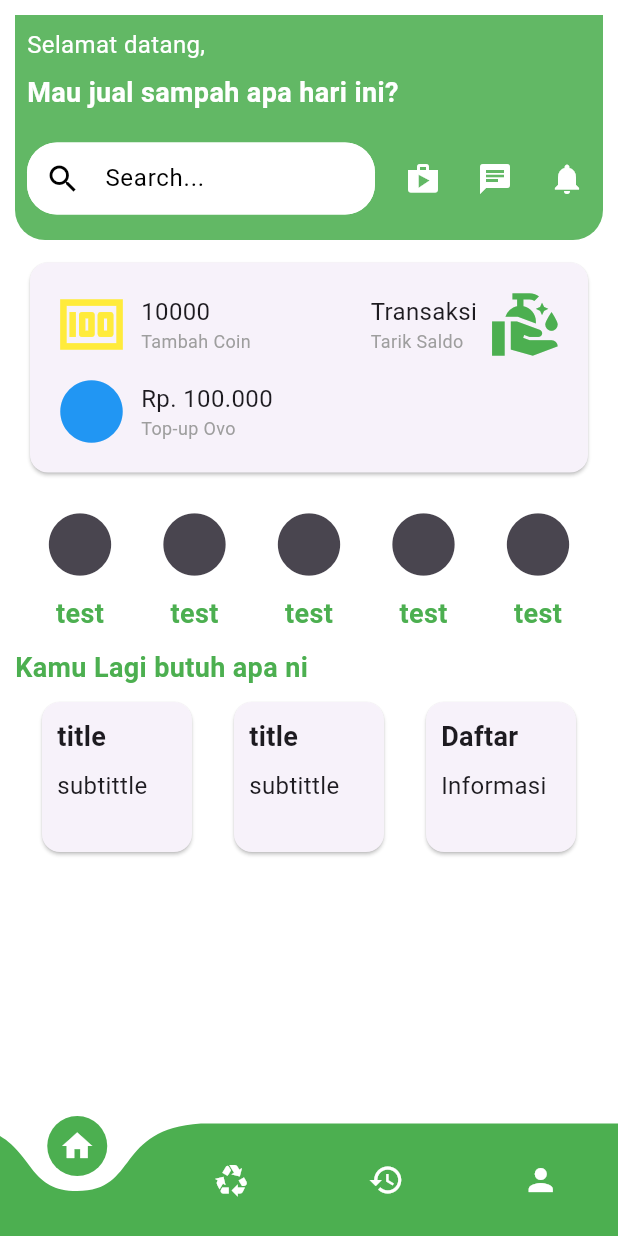
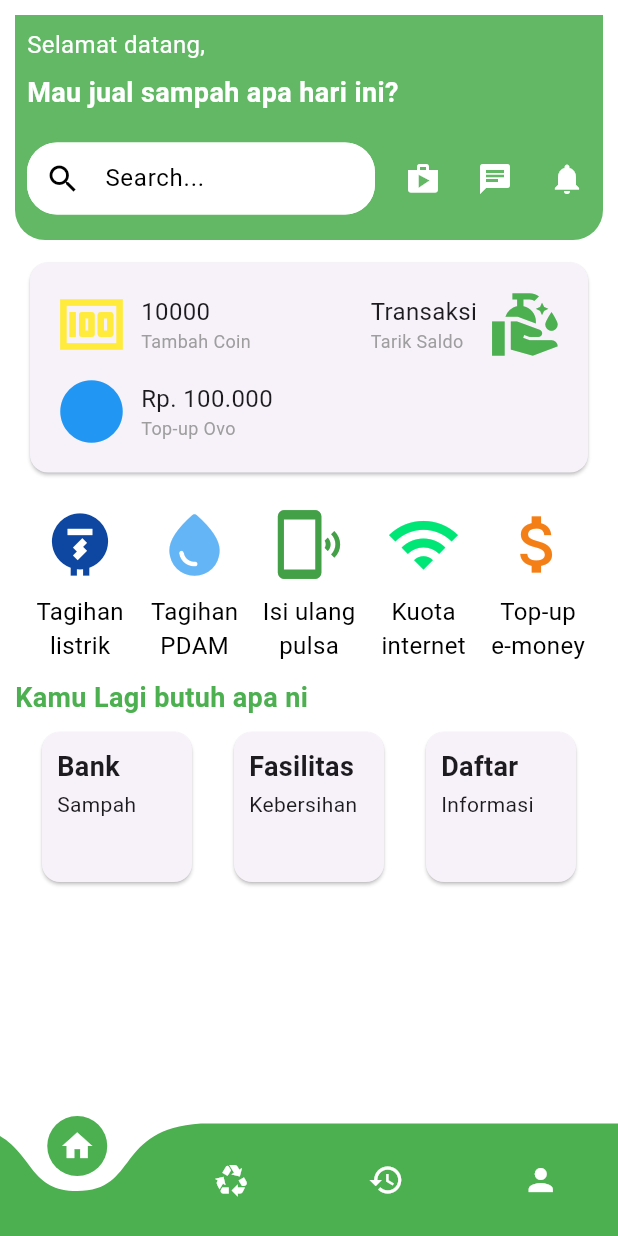
Before and after one commit to rafinas2133/banksampah, a Flutter app: the screen it shows once a user with an empty profile is signed in, on a phone screen of 412 x 824 dp. Run offline on Flutter 3.47's test engine with Material 3 defaults, Android fonts, the phone set to English and light mode, and no system bars; drawn by our look-alikes of curved_navigation_bar; our stand-ins replace cloud_firestore, firebase_auth, firebase_core, flutter_spinkit, image_picker, permission_handler; accounts and stored records are empty.

Commit message:
fix some

```diff
--- a/bank_sampah/lib/screens/home/home.dart
+++ b/bank_sampah/lib/screens/home/home.dart
@@ -207,11 +207,41 @@ class _HomeState extends State<Home> {
                     Row(
                       mainAxisAlignment: MainAxisAlignment.spaceEvenly,
                       children: [
-                        IconButtonSub(text: 'test', onTap: () {}),
-                        IconButtonSub(text: 'test', onTap: () {}),
-                        IconButtonSub(text: 'test', onTap: () {}),
-                        IconButtonSub(text: 'test', onTap: () {}),
-                        IconButtonSub(text: 'test', onTap: () {}),
+                        IconButtonSub(
+                          text: 'Tagihan',
+                          subtext: 'listrik',
+                          onTap: () {},
+                          icon: Icons.electric_meter_sharp,
+                          iconColor: Colors.blue[900],
+                          ),
+                        IconButtonSub(
+                          text: 'Tagihan',
+                          subtext: 'PDAM',
+                          onTap: () {},
+                          icon: Icons.water_drop_rounded,
+                          iconColor: Colors.blue[300]
+                          ),
+                        IconButtonSub(
+                          text: 'Isi ulang',
+                          subtext: 'pulsa',
+                          onTap: () {},
+                          icon: Icons.phonelink_ring,
+                          iconColor: Colors.green[600]
+                          ),
+                        IconButtonSub(
+                          text: 'Kuota',
+                          subtext: 'internet',
+                          onTap: () {},
+                          icon: Icons.wifi,
+                          iconColor: Colors.greenAccent[400]
+                          ),
+                        IconButtonSub(
+                          text: 'Top-up',
+                          subtext: 'e-money',
+                          onTap: () {},
+                          icon: Icons.attach_money_sharp,
+                          iconColor: Colors.yellow[900]
+                          ),
                       ],
                     ),
                     SizedBox(
@@ -230,12 +260,12 @@ class _HomeState extends State<Home> {
                           mainAxisAlignment: MainAxisAlignment.spaceEvenly,
                           children: [
                             CardButton(
-                                title: 'title',
-                                subtitle: 'subtittle',
+                                title: 'Bank',
+                                subtitle: 'Sampah',
                                 onTap: () {}),
                             CardButton(
-                                title: 'title',
-                                subtitle: 'subtittle',
+                                title: 'Fasilitas',
+                                subtitle: 'Kebersihan',
                                 onTap: () {}),
                             CardButton(
                                 title: 'Daftar',
--- a/bank_sampah/lib/screens/home/recycle_page/jsampah.dart
+++ b/bank_sampah/lib/screens/home/recycle_page/jsampah.dart
@@ -11,7 +11,7 @@ class Jsampah extends StatefulWidget {
 class _JsampahState extends State<Jsampah> {
   void selectsampah (String sampah)async{
     Navigator.pop(context, {
-      sampah:'sampah'
+      'sampah': sampah
     });
   }
   @override
--- a/bank_sampah/lib/shared/card_button.dart
+++ b/bank_sampah/lib/shared/card_button.dart
@@ -35,10 +35,10 @@ class _CardButtonState extends State<CardButton> {
                   fontWeight: FontWeight.bold,
                 ),
               ),
-              SizedBox(height: 8.0),
+              SizedBox(height: 2.0),
               Text(
                 widget.subtitle,
-                style: TextStyle(fontSize: 16.0),
+                style: TextStyle(fontSize: 14.0),
               ),
             ],
           ),
--- a/bank_sampah/lib/shared/icon_button_sub.dart
+++ b/bank_sampah/lib/shared/icon_button_sub.dart
@@ -2,8 +2,19 @@ import 'package:flutter/material.dart';
 
 class IconButtonSub extends StatelessWidget {
   final String text;
+  final String subtext;
   final void Function()? onTap;
-  const IconButtonSub({super.key, required this.text, required this.onTap});
+  final IconData icon;
+  final Color? iconColor;
+
+  const IconButtonSub({
+    super.key,
+    required this.text,
+    required this.subtext,
+    required this.onTap,
+    required this.icon,
+    required this.iconColor
+    });
 
   @override
   Widget build(BuildContext context) {
@@ -11,7 +22,8 @@ class IconButtonSub extends StatelessWidget {
       children: [
         IconButton(
         icon: Icon(
-          Icons.circle,
+          icon,
+          color: iconColor,
           size: 50.0,
         ),
         onPressed: onTap,
@@ -19,9 +31,17 @@ class IconButtonSub extends StatelessWidget {
       Text(
         '$text',
         style: TextStyle(
-          color: Colors.green,
-          fontSize: 18.0,
-          fontWeight: FontWeight.bold
+          color: Colors.black,
+          fontSize: 16.0,
+          fontWeight: FontWeight.normal
+        ),
+      ),
+      Text(
+        '$subtext',
+        style: TextStyle(
+          color: Colors.black,
+          fontSize: 16.0,
+          fontWeight: FontWeight.normal
         ),
       ),
       ],
```
Also changed, not shown: bank_sampah/lib/screens/authenticate/register.dart (+6 -5 lines), bank_sampah/lib/screens/home/profile_page/data_profil.dart (+5 -3 lines), bank_sampah/lib/screens/home/recycle_page/recycle.dart (+32 -8 lines), bank_sampah/lib/services/auth.dart (+1 -7 lines), bank_sampah/lib/services/database.dart (+8 -9 lines), bank_sampah/pubspec.yaml (+21 -0 lines), bank_sampah/pubspec.lock, 5 other files.
